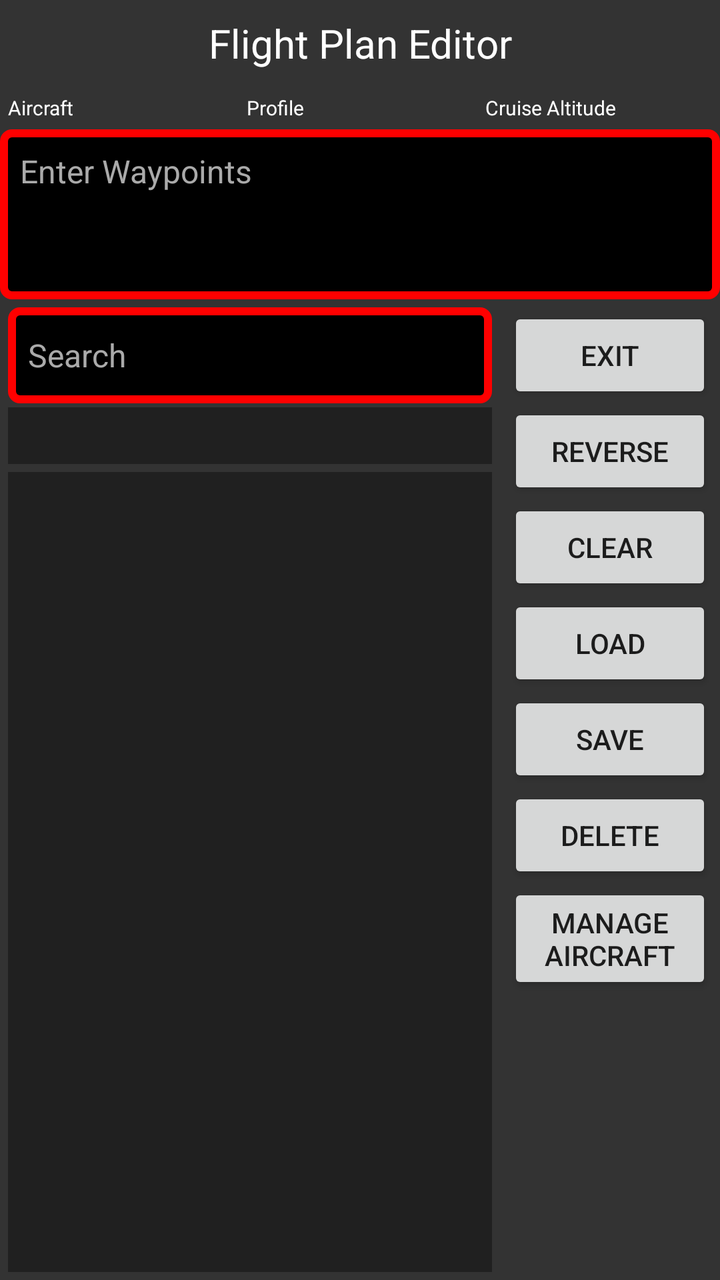
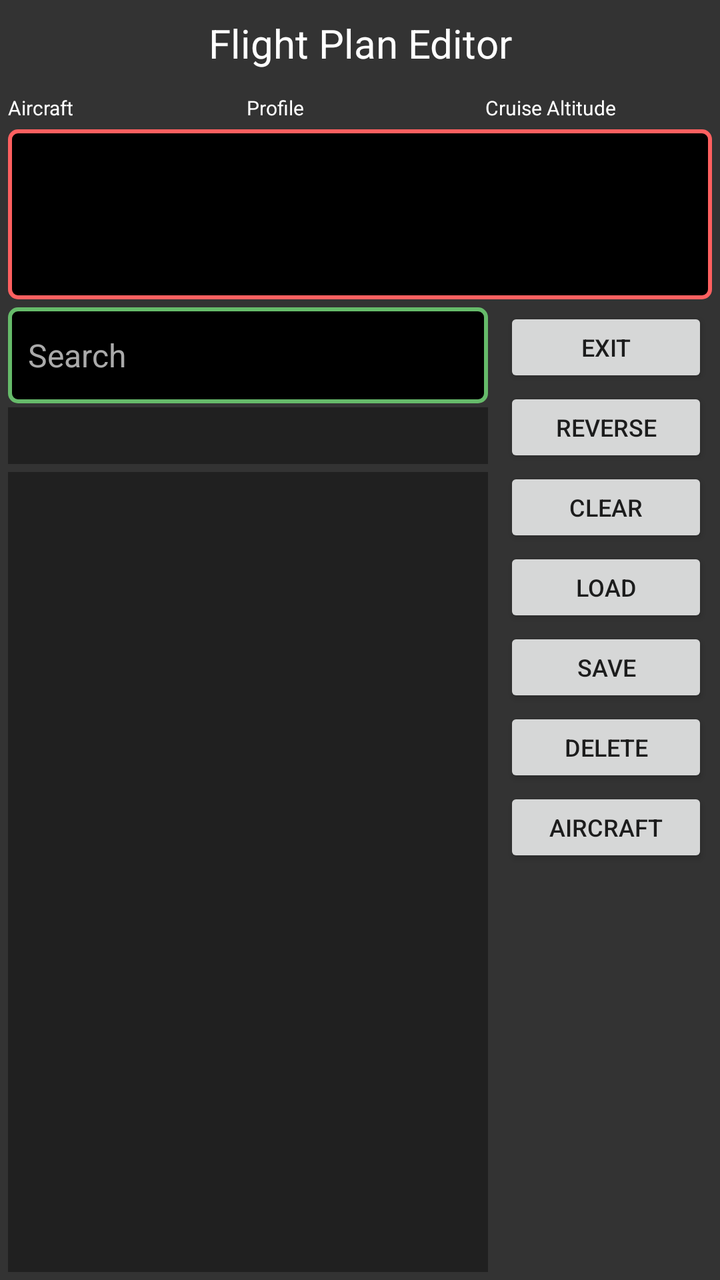

An Android layout rendered at two revisions. The XML below is the earlier revision; the diff shows what the commit changed to produce the second picture.
<!-- AndroidManifest.xml: application theme Theme.MetarMap -->
<!-- res/layout/activity_flight_plan.xml -->
<?xml version="1.0" encoding="utf-8"?>
<androidx.constraintlayout.widget.ConstraintLayout
    xmlns:android="http://schemas.android.com/apk/res/android"
    android:layout_width="match_parent"
    android:layout_height="match_parent"
    xmlns:app="http://schemas.android.com/apk/res-auto"
    android:fitsSystemWindows="true"
    android:background="@color/dark_gray">

    <TextView
        android:id="@+id/flightPlanText"
        app:layout_constraintEnd_toEndOf="parent"
        android:padding="8dp"
        android:gravity="center"
        app:layout_constraintStart_toStartOf="parent"
        app:layout_constraintTop_toTopOf="parent"
        android:layout_width="wrap_content"
        android:layout_height="wrap_content"
        android:text="Flight Plan Editor"
        android:textColor="@android:color/white"
        android:textSize="20sp" />
















    
    <LinearLayout
        android:id="@+id/aircraftPickerRow"
        android:layout_width="match_parent"
        android:layout_height="wrap_content"
        android:orientation="horizontal"
        android:padding="4dp"
        app:layout_constraintStart_toStartOf="parent"
        app:layout_constraintEnd_toEndOf="parent"
        app:layout_constraintTop_toBottomOf="@id/flightPlanText">

        <LinearLayout
            android:layout_width="0dp"
            android:layout_height="wrap_content"
            android:layout_weight="1"
            android:orientation="vertical"
            android:paddingEnd="4dp">

            <TextView
                android:layout_width="match_parent"
                android:layout_height="wrap_content"
                android:text="Aircraft"
                android:textColor="@android:color/white"
                android:textSize="10sp" />

            <Spinner
                android:id="@+id/aircraftSpinner"
                android:layout_width="match_parent"
                android:layout_height="wrap_content"
                android:background="@drawable/spinner_field" />
        </LinearLayout>

        <LinearLayout
            android:layout_width="0dp"
            android:layout_height="wrap_content"
            android:layout_weight="1"
            android:orientation="vertical"
            android:paddingStart="2dp"
            android:paddingEnd="2dp">

            <TextView
                android:layout_width="match_parent"
                android:layout_height="wrap_content"
                android:text="Profile"
                android:textColor="@android:color/white"
                android:textSize="10sp" />

            <Spinner
                android:id="@+id/profileSpinner"
                android:layout_width="match_parent"
                android:layout_height="wrap_content"
                android:background="@drawable/spinner_field" />
        </LinearLayout>

        <LinearLayout
            android:layout_width="0dp"
            android:layout_height="wrap_content"
            android:layout_weight="1"
            android:orientation="vertical"
            android:paddingStart="4dp">

            <TextView
                android:layout_width="match_parent"
                android:layout_height="wrap_content"
                android:text="Cruise Altitude"
                android:textColor="@android:color/white"
                android:textSize="10sp" />

            <Spinner
                android:id="@+id/cruiseAltitudeSpinner"
                android:layout_width="match_parent"
                android:layout_height="wrap_content"
                android:background="@drawable/spinner_field"
                android:popupBackground="@android:color/black" />
        </LinearLayout>

    </LinearLayout>

    <EditText
        android:id="@+id/flightPlanEdit"
        android:layout_width="match_parent"
        android:background="@drawable/edit_text"
        android:textColor="#FFFFFF"
        android:textCursorDrawable="@null"
        android:padding="10dp"
        android:textColorHint="#AAAAAA"
        android:inputType="textMultiLine"
        android:maxLines="3"
        android:layout_height="85dp"
        android:hint="Enter Waypoints"
        app:layout_constraintTop_toBottomOf="@id/aircraftPickerRow"
        android:gravity="top|start"
        android:layout_marginTop="0dp"
        android:textSize="16sp" />

    
    <LinearLayout
        android:id="@+id/flightPlanButtonLayout"
        android:layout_width="110dp"
        android:layout_height="wrap_content"
        android:orientation="vertical"
        android:padding="4dp"
        app:layout_constraintTop_toBottomOf="@id/flightPlanEdit"
        app:layout_constraintEnd_toEndOf="parent">

        <Button
            android:id="@+id/activateFlightPlanButton"
            android:layout_width="match_parent"
            android:layout_height="wrap_content"
            android:text="Exit" />

        <Button
            android:id="@+id/reverseFlightPlanButton"
            android:layout_width="match_parent"
            android:layout_height="wrap_content"
            android:text="Reverse" />

        <Button
            android:id="@+id/clearFlightPlanButton"
            android:layout_width="match_parent"
            android:layout_height="wrap_content"
            android:text="Clear" />

        <Button
            android:id="@+id/loadFlightPlanButton"
            android:layout_width="match_parent"
            android:layout_height="wrap_content"
            android:text="Load" />

        <Button
            android:id="@+id/saveFlightPlanButton"
            android:layout_width="match_parent"
            android:layout_height="wrap_content"
            android:text="Save" />

        <Button
            android:id="@+id/deleteFlightPlanButton"
            android:layout_width="match_parent"
            android:layout_height="wrap_content"
            android:text="Delete" />

        <Button
            android:id="@+id/manageAircraftButton"
            android:layout_width="match_parent"
            android:layout_height="wrap_content"
            android:text="Manage Aircraft" />
    </LinearLayout>

    
    <EditText
        android:id="@+id/searchInput"
        android:layout_width="0dp"
        android:layout_height="48dp"
        android:layout_margin="4dp"
        android:background="@drawable/edit_text"
        android:hint="Search"
        android:imeOptions="actionSearch"
        android:inputType="text"
        android:padding="10dp"
        android:singleLine="true"
        android:textColor="#FFFFFF"
        android:textColorHint="#AAAAAA"
        android:textCursorDrawable="@null"
        android:textSize="16sp"
        app:layout_constraintStart_toStartOf="parent"
        app:layout_constraintEnd_toStartOf="@id/flightPlanButtonLayout"
        app:layout_constraintTop_toBottomOf="@id/flightPlanEdit" />

    
    <TextView
        android:id="@+id/previewSummary"
        android:layout_width="0dp"
        android:layout_height="wrap_content"
        android:padding="6dp"
        android:gravity="center"
        android:textColor="@android:color/white"
        android:textSize="12sp"
        android:background="#202020"
        android:layout_marginStart="4dp"
        android:layout_marginEnd="4dp"
        android:layout_marginTop="2dp"
        android:clickable="true"
        android:focusable="true"
        android:foreground="?attr/selectableItemBackground"
        app:layout_constraintStart_toStartOf="parent"
        app:layout_constraintEnd_toStartOf="@id/flightPlanButtonLayout"
        app:layout_constraintTop_toBottomOf="@id/searchInput" />

    
    <androidx.recyclerview.widget.RecyclerView
        android:id="@+id/searchResults"
        android:layout_width="0dp"
        android:layout_height="0dp"
        android:layout_margin="4dp"
        android:background="#202020"
        android:scrollbars="vertical"
        app:layout_constraintStart_toStartOf="parent"
        app:layout_constraintEnd_toStartOf="@id/flightPlanButtonLayout"
        app:layout_constraintTop_toBottomOf="@id/previewSummary"
        app:layout_constraintBottom_toBottomOf="parent" />

</androidx.constraintlayout.widget.ConstraintLayout>
<!-- resources referenced by this layout -->
<resources>
  <color name="dark_gray">#333333</color>
  <!-- drawable edit_text (drawable) -->
  <?xml version="1.0" encoding="utf-8"?>
  <shape xmlns:android="http://schemas.android.com/apk/res/android">
      <solid android:color="@android:color/black" />
      <stroke android:width="4dp" android:color="#FF0000" />
      <corners android:radius="4dp" />
  </shape>
  <!-- drawable spinner_field (drawable) -->
  <?xml version="1.0" encoding="utf-8"?>
  <shape xmlns:android="http://schemas.android.com/apk/res/android">
      <solid android:color="@android:color/black" />
      <stroke android:width="2dp" android:color="#FF6060" />
      <corners android:radius="4dp" />
  </shape>
  <style name="Theme.MetarMap" parent="Theme.AppCompat.Light.NoActionBar">
          
          <item name="colorPrimary">#6200EE</item>
          <item name="colorPrimaryDark">#3700B3</item>
          <item name="colorAccent">#03DAC5</item>
      </style>
</resources>

<!-- the commit's change to res/layout/activity_flight_plan.xml (unified diff, before → after) -->
@@ -1,39 +1,39 @@
 <?xml version="1.0" encoding="utf-8"?>
-<androidx.constraintlayout.widget.ConstraintLayout
-    xmlns:android="http://schemas.android.com/apk/res/android"
+<androidx.constraintlayout.widget.ConstraintLayout xmlns:android="http://schemas.android.com/apk/res/android"
+    xmlns:app="http://schemas.android.com/apk/res-auto"
+    xmlns:tools="http://schemas.android.com/tools"
     android:layout_width="match_parent"
     android:layout_height="match_parent"
-    xmlns:app="http://schemas.android.com/apk/res-auto"
-    android:fitsSystemWindows="true"
-    android:background="@color/dark_gray">
+    android:background="@color/dark_gray"
+    android:fitsSystemWindows="true">
 
     <TextView
         android:id="@+id/flightPlanText"
-        app:layout_constraintEnd_toEndOf="parent"
+        android:layout_width="wrap_content"
+        android:layout_height="wrap_content"
+        android:gravity="center"
         android:padding="8dp"
-        android:gravity="center"
-        app:layout_constraintStart_toStartOf="parent"
-        app:layout_constraintTop_toTopOf="parent"
-        android:layout_width="wrap_content"
-        android:layout_height="wrap_content"
         android:text="Flight Plan Editor"
         android:textColor="@android:color/white"
-        android:textSize="20sp" />
-
-
-
-
-
-
-
-
-
-
-
-
-
-
-
+        android:textSize="20sp"
+        app:layout_constraintEnd_toEndOf="parent"
+        app:layout_constraintStart_toStartOf="parent"
+        app:layout_constraintTop_toTopOf="parent" />
+
+    
+    
+    
+    
+    
+    
+    
+    
+    
+    
+    
+    
+    
+    
 
     
     <LinearLayout
@@ -42,8 +42,8 @@
         android:layout_height="wrap_content"
         android:orientation="horizontal"
         android:padding="4dp"
-        app:layout_constraintStart_toStartOf="parent"
-        app:layout_constraintEnd_toEndOf="parent"
+        app:layout_constraintEnd_toEndOf="parent"
+        app:layout_constraintStart_toStartOf="parent"
         app:layout_constraintTop_toBottomOf="@id/flightPlanText">
 
         <LinearLayout
@@ -113,74 +113,94 @@
 
     </LinearLayout>
 
+    
     <EditText
         android:id="@+id/flightPlanEdit"
         android:layout_width="match_parent"
-        android:background="@drawable/edit_text"
+        android:layout_height="85dp"
+        android:layout_marginStart="4dp"
+        android:layout_marginEnd="4dp"
+        android:background="@drawable/spinner_field"
+        android:elegantTextHeight="true"
+        android:gravity="top|start"
+        android:maxLines="3"
+        android:padding="10dp"
         android:textColor="#FFFFFF"
+        android:textColorHint="#AAAAAA"
         android:textCursorDrawable="@null"
-        android:padding="10dp"
-        android:textColorHint="#AAAAAA"
-        android:inputType="textMultiLine"
-        android:maxLines="3"
-        android:layout_height="85dp"
-        android:hint="Enter Waypoints"
-        app:layout_constraintTop_toBottomOf="@id/aircraftPickerRow"
-        android:gravity="top|start"
-        android:layout_marginTop="0dp"
-        android:textSize="16sp" />
-
-    
+        android:textSize="16sp"
+        app:layout_constraintEnd_toEndOf="parent"
+        app:layout_constraintStart_toStartOf="parent"
+        app:layout_constraintTop_toBottomOf="@id/aircraftPickerRow" />
+
     <LinearLayout
         android:id="@+id/flightPlanButtonLayout"
         android:layout_width="110dp"
         android:layout_height="wrap_content"
+        android:layout_marginEnd="2dp"
         android:orientation="vertical"
         android:padding="4dp"
-        app:layout_constraintTop_toBottomOf="@id/flightPlanEdit"
-        app:layout_constraintEnd_toEndOf="parent">
+        app:layout_constraintEnd_toEndOf="parent"
+        app:layout_constraintStart_toEndOf="@+id/searchInput"
+        app:layout_constraintTop_toBottomOf="@id/flightPlanEdit">
 
         <Button
             android:id="@+id/activateFlightPlanButton"
-            android:layout_width="match_parent"
-            android:layout_height="wrap_content"
-            android:text="Exit" />
+            style="@android:style/Widget.Material.Light.Button"
+            android:layout_width="match_parent"
+            android:layout_height="40dp"
+            android:fontFamily="sans-serif-medium"
+            android:minHeight="40dip"
+            android:text="Exit"
+            android:textSize="12sp" />
 
         <Button
             android:id="@+id/reverseFlightPlanButton"
             android:layout_width="match_parent"
-            android:layout_height="wrap_content"
-            android:text="Reverse" />
+            android:layout_height="40dp"
+            android:minHeight="40dip"
+            android:text="Reverse"
+            android:textSize="12sp" />
 
         <Button
             android:id="@+id/clearFlightPlanButton"
             android:layout_width="match_parent"
-            android:layout_height="wrap_content"
-            android:text="Clear" />
+            android:layout_height="40dp"
+            android:minHeight="40dip"
+            android:text="Clear"
+            android:textSize="12sp" />
 
         <Button
             android:id="@+id/loadFlightPlanButton"
             android:layout_width="match_parent"
-            android:layout_height="wrap_content"
-            android:text="Load" />
+            android:layout_height="40dp"
+            android:minHeight="40dip"
+            android:text="Load"
+            android:textSize="12sp" />
 
         <Button
             android:id="@+id/saveFlightPlanButton"
             android:layout_width="match_parent"
-            android:layout_height="wrap_content"
-            android:text="Save" />
+            android:layout_height="40dp"
+            android:minHeight="40dip"
+            android:text="Save"
+            android:textSize="12sp" />
 
         <Button
             android:id="@+id/deleteFlightPlanButton"
             android:layout_width="match_parent"
-            android:layout_height="wrap_content"
-            android:text="Delete" />
+            android:layout_height="40dp"
+            android:minHeight="40dip"
+            android:text="Delete"
+            android:textSize="12sp" />
 
         <Button
             android:id="@+id/manageAircraftButton"
             android:layout_width="match_parent"
-            android:layout_height="wrap_content"
-            android:text="Manage Aircraft" />
+            android:layout_height="40dp"
+            android:minHeight="40dip"
+            android:text="Aircraft"
+            android:textSize="12sp" />
     </LinearLayout>
 
     
@@ -189,7 +209,7 @@
         android:layout_width="0dp"
         android:layout_height="48dp"
         android:layout_margin="4dp"
-        android:background="@drawable/edit_text"
+        android:background="@drawable/spinner_field_valid"
         android:hint="Search"
         android:imeOptions="actionSearch"
         android:inputType="text"
@@ -199,8 +219,9 @@
         android:textColorHint="#AAAAAA"
         android:textCursorDrawable="@null"
         android:textSize="16sp"
-        app:layout_constraintStart_toStartOf="parent"
         app:layout_constraintEnd_toStartOf="@id/flightPlanButtonLayout"
+        app:layout_constraintHorizontal_bias="0.14"
+        app:layout_constraintStart_toStartOf="parent"
         app:layout_constraintTop_toBottomOf="@id/flightPlanEdit" />
 
     
@@ -208,19 +229,19 @@
         android:id="@+id/previewSummary"
         android:layout_width="0dp"
         android:layout_height="wrap_content"
-        android:padding="6dp"
-        android:gravity="center"
-        android:textColor="@android:color/white"
-        android:textSize="12sp"
+        android:layout_marginStart="4dp"
+        android:layout_marginTop="2dp"
+        android:layout_marginEnd="4dp"
         android:background="#202020"
-        android:layout_marginStart="4dp"
-        android:layout_marginEnd="4dp"
-        android:layout_marginTop="2dp"
         android:clickable="true"
         android:focusable="true"
         android:foreground="?attr/selectableItemBackground"
-        app:layout_constraintStart_toStartOf="parent"
+        android:gravity="center"
+        android:padding="6dp"
+        android:textColor="@android:color/white"
+        android:textSize="12sp"
         app:layout_constraintEnd_toStartOf="@id/flightPlanButtonLayout"
+        app:layout_constraintStart_toStartOf="parent"
         app:layout_constraintTop_toBottomOf="@id/searchInput" />
 
     
@@ -231,9 +252,9 @@
         android:layout_margin="4dp"
         android:background="#202020"
         android:scrollbars="vertical"
-        app:layout_constraintStart_toStartOf="parent"
+        app:layout_constraintBottom_toBottomOf="parent"
         app:layout_constraintEnd_toStartOf="@id/flightPlanButtonLayout"
-        app:layout_constraintTop_toBottomOf="@id/previewSummary"
-        app:layout_constraintBottom_toBottomOf="parent" />
+        app:layout_constraintStart_toStartOf="parent"
+        app:layout_constraintTop_toBottomOf="@id/previewSummary" />
 
 </androidx.constraintlayout.widget.ConstraintLayout>
<!-- resource entries referenced after the edit -->
@@ -1,18 +1,18 @@
 <!-- resources referenced by this layout -->
 <resources>
   <color name="dark_gray">#333333</color>
-  <!-- drawable edit_text (drawable) -->
-  <?xml version="1.0" encoding="utf-8"?>
-  <shape xmlns:android="http://schemas.android.com/apk/res/android">
-      <solid android:color="@android:color/black" />
-      <stroke android:width="4dp" android:color="#FF0000" />
-      <corners android:radius="4dp" />
-  </shape>
   <!-- drawable spinner_field (drawable) -->
   <?xml version="1.0" encoding="utf-8"?>
   <shape xmlns:android="http://schemas.android.com/apk/res/android">
       <solid android:color="@android:color/black" />
       <stroke android:width="2dp" android:color="#FF6060" />
+      <corners android:radius="4dp" />
+  </shape>
+  <!-- drawable spinner_field_valid (drawable) -->
+  <?xml version="1.0" encoding="utf-8"?>
+  <shape xmlns:android="http://schemas.android.com/apk/res/android">
+      <solid android:color="@android:color/black" />
+      <stroke android:width="2dp" android:color="#66BB6A" />
       <corners android:radius="4dp" />
   </shape>
   <style name="Theme.MetarMap" parent="Theme.AppCompat.Light.NoActionBar">
